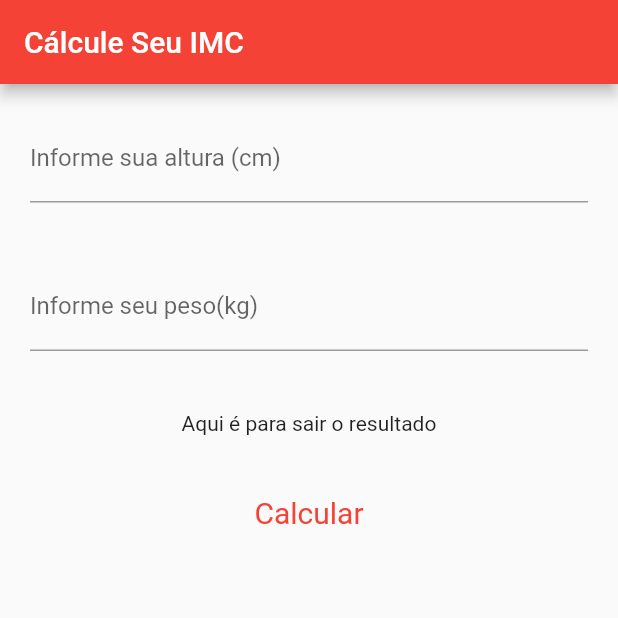
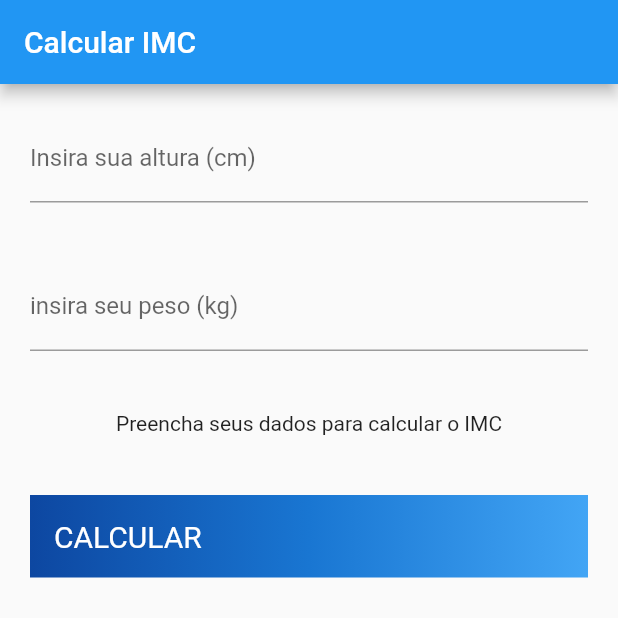
Before and after one commit to jvictortech/calculadora_IMC, a Flutter app: the screen it shows after launch, on a phone screen of 412 x 824 dp, the top half of it. Run offline on Flutter 3.47's test engine with Material 2 defaults, Android fonts, the phone set to English and light mode, and no system bars; our stand-ins replace flutter_masked_text.

Commit message:
corrigindo bugs

```diff
--- a/lib/calculo.dart
+++ b/lib/calculo.dart
@@ -1,37 +1,46 @@
-void calculo() {
-  double peso = 70.5;
-  double altura = 1.76;
+import 'package:flutter/material.dart';
+import 'package:flutter_masked_text/flutter_masked_text.dart';
 
-  double imc = (peso / (altura * altura));
+class Validador {
+  var heightCtrl = MaskedTextController(mask: '000');
+  var weightCtrl = MaskedTextController(mask: '000');
+  var result = 'Preencha seus dados para calcular o IMC';
 
-  String imcfinal = imc.toStringAsFixed(2);
+  calcularImc() {
 
-  if (imc < 18.5) {
-    print(
+    double weight = double.parse(weightCtrl.text);
+    double height = double.parse(heightCtrl.text) / 100;
+    double imc = (weight / (height * height));
+    String imcfinal = imc.toStringAsFixed(2);
+
+
+   if (imc < 18.5) {
+    result = (
         'Seu imc é $imcfinal , isso significa que você está abaixo do peso, procure ajuda profissional');
   }
 
-  if (imc >= 18.5 && imc <= 24.9) {
-    print('Seu imc é $imcfinal ,isso significa que você está com o peso ideal');
+    else if (imc >= 18.5 && imc <= 24.9) {
+    result = ('Seu imc é $imcfinal ,isso significa que você está com o peso ideal');
   }
 
-  if (imc >= 25 && imc <= 29.9) {
-    print(
+    else if (imc >= 25 && imc <= 29.9) {
+    result = (
         'Seu imc é $imcfinal ,isso significa que você está com sobrepeso, procure ajuda profissional');
   }
 
-  if (imc >= 30 && imc <= 34.9) {
-    print(
+    else if (imc >= 30 && imc <= 34.9) {
+    result = (
         'Seu imc é $imcfinal ,isso significa que você está com obsidade grau I, procure ajuda profissional');
   }
 
-  if (imc >= 35 && imc <= 40) {
-    print(
+    else if (imc >= 35 && imc <= 40) {
+    result = (
         'Seu imc é $imcfinal ,isso significa que você está com obsidade grau II, procure ajuda profissional');
   }
 
-  if (imc >= 40) {
-    print(
+    else if (imc >= 40) {
+    result = (
         'Seu imc é $imcfinal ,isso significa que você está com obsidade grau III, procure ajuda profissional');
+};
   }
-  }
+}
--- a/lib/main.dart
+++ b/lib/main.dart
@@ -13,7 +13,7 @@ class MyApp extends StatelessWidget {
       title: 'IMC',
       debugShowCheckedModeBanner: false,
       theme: ThemeData(
-        primarySwatch: Colors.red,
+        primarySwatch: Colors.blue,
       ),
       home: HomePage(),
     );
--- a/lib/screens/home.dart
+++ b/lib/screens/home.dart
@@ -9,52 +9,78 @@ class HomePage extends StatefulWidget {
 }
 
 class _HomePageState extends State<HomePage> {
-  var calc = calculo();
+  var calculo = Validador();
 
   @override
   Widget build(BuildContext context) {
     return Scaffold(
       appBar: AppBar(
-        title: Text("Cálcule Seu IMC"),
+        title: Text('Calcular IMC'),
       ),
-      body: ListView(children: <Widget>[
+      body: ListView(
+        children: <Widget>[
           Padding(
             padding: EdgeInsets.all(20),
             child: TextFormField(
+              controller: calculo.heightCtrl,
               decoration: InputDecoration(
-              labelText: 'Informe sua altura (cm)',
+                labelText: 'Insira sua altura (cm)',
               ),
+              keyboardType: TextInputType.number,
             ),
           ),
           Padding(
             padding: EdgeInsets.all(20),
             child: TextFormField(
+              controller: calculo.weightCtrl,
               decoration: InputDecoration(
-              labelText: 'Informe seu peso(kg)',
+                labelText: 'insira seu peso (kg)',
               ),
+              keyboardType: TextInputType.number,
             ),
           ),
           Padding(
             padding: EdgeInsets.all(20),
             child: Text(
-            'Aqui é para sair o resultado',
+              calculo.result,
               textAlign: TextAlign.center,
+            ),
+          ),
+          Padding(
+            padding: EdgeInsets.all(20),
+            child: Stack(
+              children: <Widget>[
+                Positioned.fill(
+                  child: Container(
+                    decoration: const BoxDecoration(
+                      gradient: LinearGradient(
+                        colors: <Color>[
+                          Color(0xFF0D47A1),
+                          Color(0XFF1976D2),
+                          Color(0XFF42A5F5),
+                        ],
+                      ),
+                    ),
                   ),
                 ),
                 TextButton(
                   style: TextButton.styleFrom(
-            padding: const EdgeInsets.all(20),
-            primary: Colors.red,
+                    padding: const EdgeInsets.all(16),
+                    primary: Colors.white,
                     textStyle: const TextStyle(fontSize: 20),
                   ),
                   onPressed: () {
                     setState(() {
-              calculo();
+                      calculo.calcularImc();
                     });
                   },
-          child: const Text('Calcular'),
+                  child: const Text('CALCULAR'),
                 )
-      ]),
+              ],
+            ),
+          )
+        ],
+      ),
     );
   }
 }
--- a/pubspec.yaml
+++ b/pubspec.yaml
@@ -34,6 +34,7 @@ dependencies:
   # The following adds the Cupertino Icons font to your application.
   # Use with the CupertinoIcons class for iOS style icons.
   cupertino_icons: ^1.0.2
+  flutter_masked_text: ^0.8.0
 
 dev_dependencies:
   flutter_test:
```
Also changed, not shown: lib/controladores.dart (deleted, +0 -18 lines), pubspec.lock, 1 other file. Lines whose indentation alone changed are shown as unchanged.
